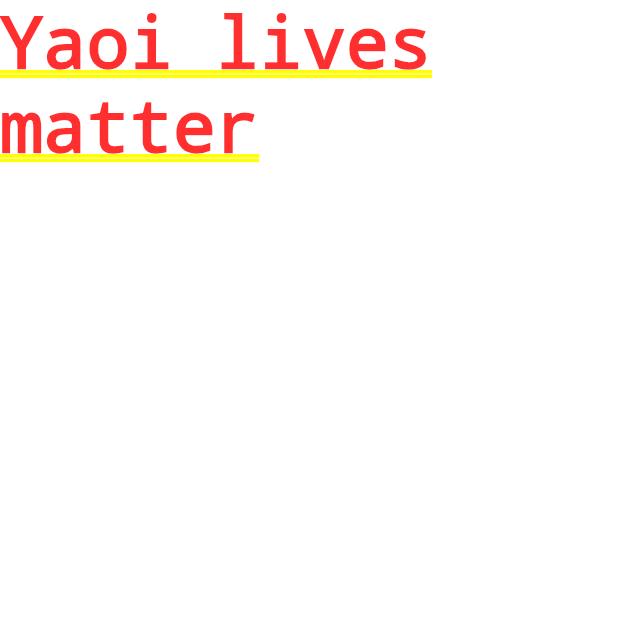
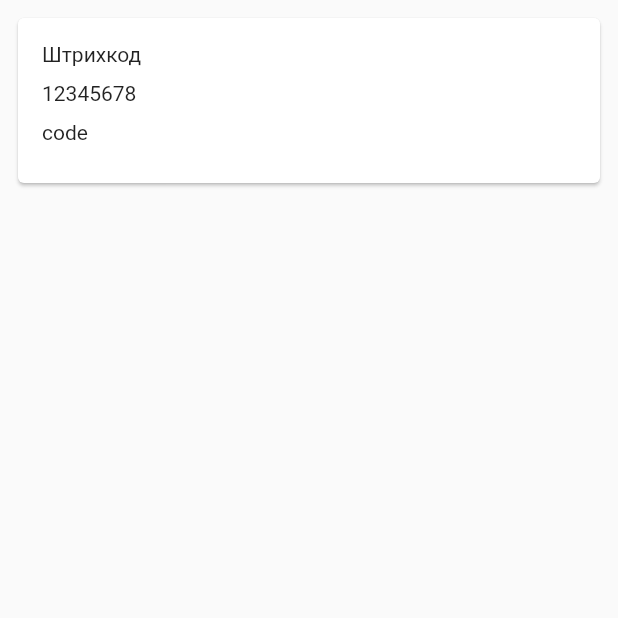
Before and after one commit to Steisha4444/barcode_list, a Flutter app: the screen it shows after launch, on a phone screen of 412 x 824 dp, the top half of it. Run offline on Flutter 3.47's test engine with Material 2 defaults, Android fonts, the light colour scheme and no system bars; our stand-ins replace firebase_core; accounts and stored records are empty.

Commit message:
Add Barcode functional

```diff
--- a/lib/main.dart
+++ b/lib/main.dart
@@ -1,9 +1,11 @@
+import 'package:datawiz_test/pages/barcodes_page.dart';
 import 'package:firebase_core/firebase_core.dart';
 import 'package:flutter/material.dart';
 
 import 'firebase_options.dart';
 
 Future<void> main() async {
+  WidgetsFlutterBinding.ensureInitialized();
   await Firebase.initializeApp(
   options: DefaultFirebaseOptions.currentPlatform,
 );
@@ -21,7 +23,7 @@ class MyApp extends StatelessWidget {
 
         primarySwatch: Colors.blue,
       ),
-      home: Text ( "Yaoi lives matter")
+      home: const BarcodesPage()
     );
   }
 }
--- /dev/null
+++ b/lib/models/barcode.dart
@@ -0,0 +1,9 @@
+class Barcode {
+  final String name;
+  final String code;
+  String? comment ;
+
+  Barcode(this.name, this.code, [this.comment]);
+
+
+}
--- a/lib/pages/barcodes_page.dart
+++ b/lib/pages/barcodes_page.dart
@@ -0,0 +1,72 @@
+import 'package:flutter/material.dart';
+import '../models/barcode.dart';
+
+class BarcodesPage extends StatefulWidget {
+  const BarcodesPage({Key? key}) : super(key: key);
+
+  @override
+  State<BarcodesPage> createState() => _BarcodesPageState();
+}
+
+class _BarcodesPageState extends State<BarcodesPage> {
+  void handleTapBarcode(idx) {
+    showDialog(context: context, builder: (_) => ModalBarcode(barcode[idx]));
+  }
+
+  List<Barcode> barcode = [Barcode("code", "12345678")];
+  @override
+  Widget build(BuildContext context) {
+    return Scaffold(
+      body: Padding(
+        padding: const EdgeInsets.all(8.0),
+        child: ListView.builder(
+          itemCount: barcode.length,
+          itemBuilder: (BuildContext context, int index) => GestureDetector(
+            onTap: () => handleTapBarcode(index),
+            child: Card(
+                child: Padding(
+              padding: const EdgeInsets.all(16.0),
+              child: Column(
+                crossAxisAlignment: CrossAxisAlignment.start,
+                children: [
+                  const Text("Штрихкод"),
+                  const SizedBox(height: 10),
+                  Text(barcode[index].code),
+                  const SizedBox(height: 10),
+                  Text(barcode[index].name),
+                  const SizedBox(height: 10),
+                  if (barcode[index].comment != null)
+                    Text(barcode[index].comment!),
+                ],
+              ),
+            )),
+          ),
+        ),
+      ),
+    );
+  }
+}
+
+class ModalBarcode extends StatelessWidget {
+  final Barcode barcode;
+  const ModalBarcode(this.barcode, {Key? key}) : super(key: key);
+  @override
+  Widget build(BuildContext context) {
+    return Dialog(
+      child: Padding(
+        padding: const EdgeInsets.all(16.0),
+        child: Column(mainAxisSize: MainAxisSize.min, children: [
+          const Text("Штрихкод"),
+          const SizedBox(height: 20),
+          Text(barcode.code),
+          const SizedBox(height: 20),
+          barcode.comment == null
+              ? const TextField(
+                  decoration: InputDecoration(border: OutlineInputBorder()),
+                )
+              : Text(barcode.comment!),
+        ]),
+      ),
+    );
+  }
+}
```
Also changed, not shown: lib/pages/login_page.dart (+10 -0 lines), 1 other file.
